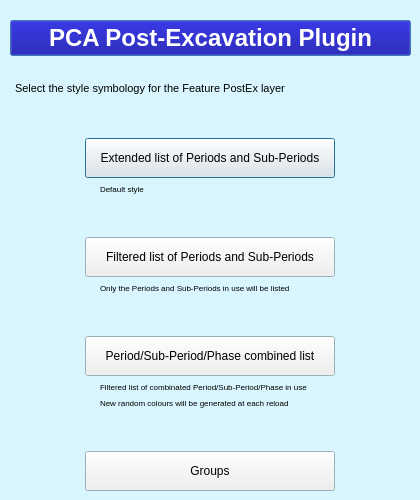
The window that PCA_PostExcavation/pca_postex_choose_style_dialog_base.ui (PCA-Geodata/PCA-PostExcavation-QGIS-Plugin) describes before a commit, drawn with Qt 5.
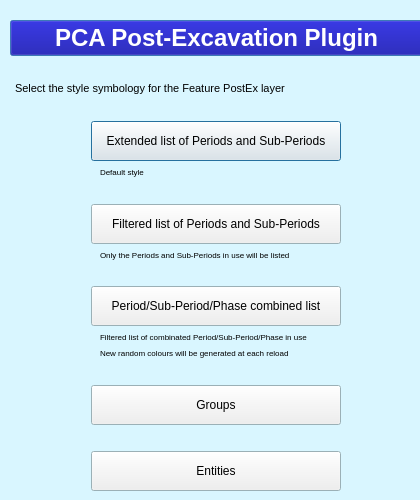
The same window after the commit.

The edit to the form file:
```diff
--- a/PCA_PostExcavation/pca_postex_choose_style_dialog_base.ui
+++ b/PCA_PostExcavation/pca_postex_choose_style_dialog_base.ui
@@ -100,7 +100,7 @@
     <rect>
      <x>10</x>
      <y>20</y>
-     <width>401</width>
+     <width>413</width>
      <height>471</height>
     </rect>
    </property>
@@ -694,6 +694,38 @@
       </property>
      </widget>
     </item>
+    <item>
+     <spacer name="verticalSpacer_2">
+      <property name="orientation">
+       <enum>Qt::Vertical</enum>
+      </property>
+      <property name="sizeHint" stdset="0">
+       <size>
+        <width>20</width>
+        <height>40</height>
+       </size>
+      </property>
+     </spacer>
+    </item>
+    <item alignment="Qt::AlignHCenter">
+     <widget class="QPushButton" name="entities_pushButton">
+      <property name="minimumSize">
+       <size>
+        <width>250</width>
+        <height>40</height>
+       </size>
+      </property>
+      <property name="maximumSize">
+       <size>
+        <width>250</width>
+        <height>16777215</height>
+       </size>
+      </property>
+      <property name="text">
+       <string>Entities</string>
+      </property>
+     </widget>
+    </item>
    </layout>
   </widget>
  </widget>
```
